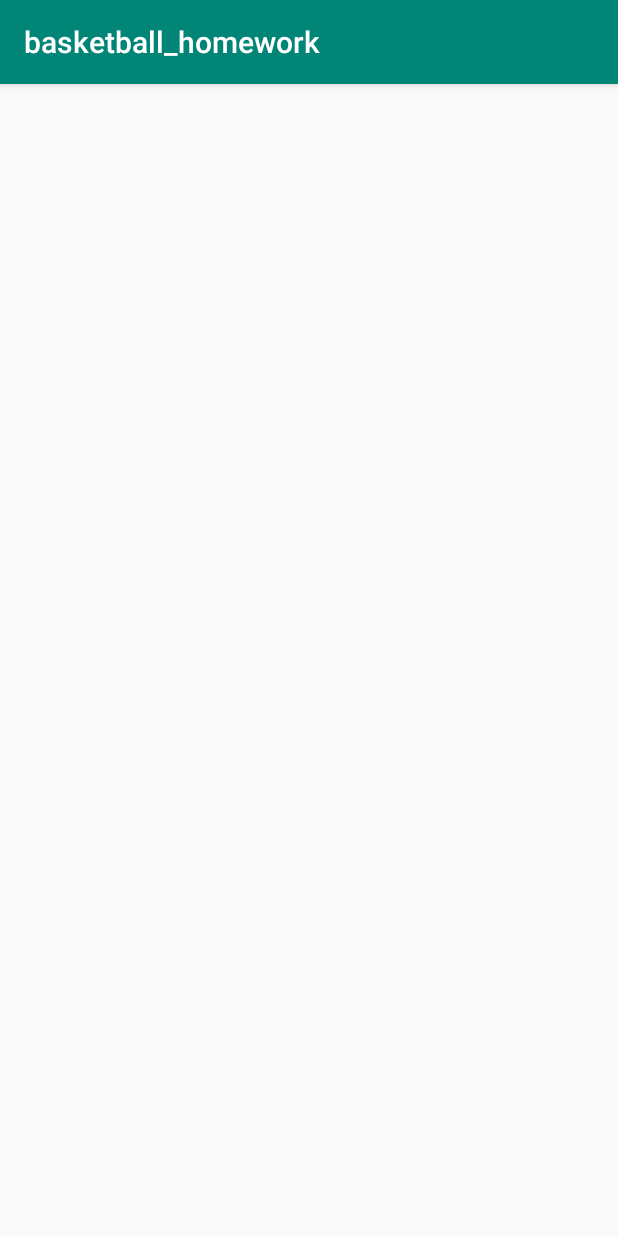
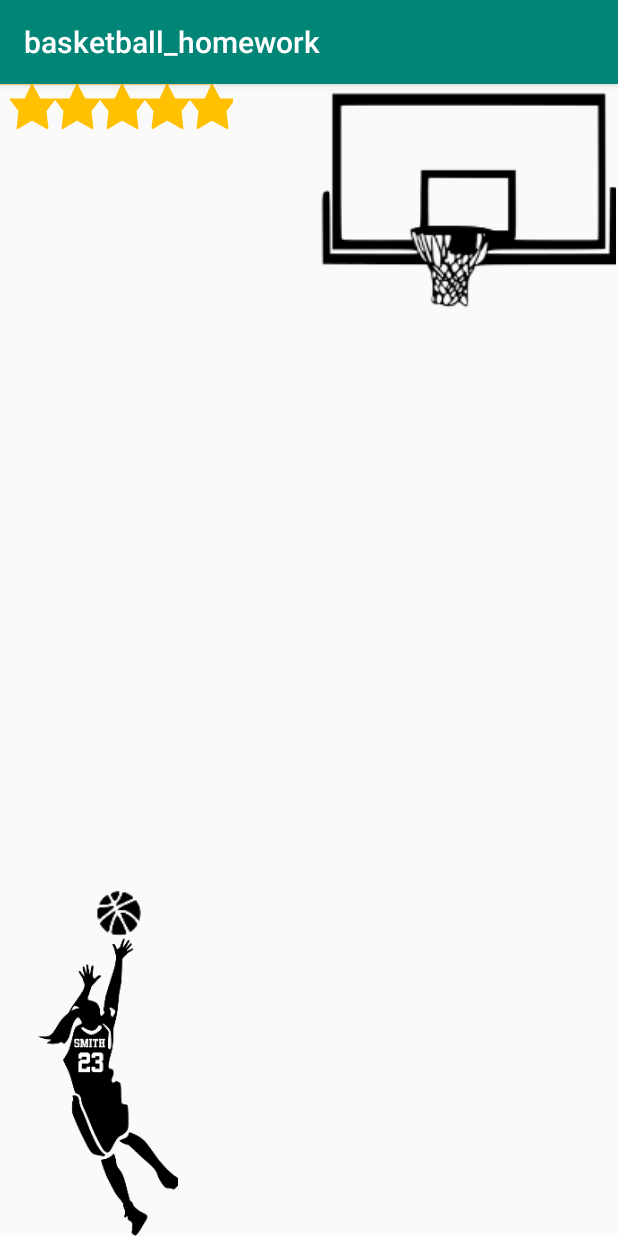
Before and after one commit to polis-mail-ru/basketball_homework, an Android app: the screen it shows after launch (MainActivity), on a phone screen of 412 x 824 dp. Run offline under Robolectric (Android 15) with nearby library versions, the light colour scheme and no system bars.

Commit message:
CustomView

```diff
--- a/app/src/main/java/ru/ok/technopolis/basketball/MainActivity.java
+++ b/app/src/main/java/ru/ok/technopolis/basketball/MainActivity.java
@@ -1,13 +1,31 @@
 package ru.ok.technopolis.basketball;
 
+import android.os.Bundle;
+import android.support.animation.DynamicAnimation;
+import android.support.animation.FlingAnimation;
 import android.support.v7.app.AppCompatActivity;
-import android.os.Bundle;
+import android.view.View;
+import android.widget.ImageView;
 
 public class MainActivity extends AppCompatActivity {
+    private ImageView ball;
 
     @Override
     protected void onCreate(Bundle savedInstanceState) {
         super.onCreate(savedInstanceState);
         setContentView(R.layout.activity_main);
+        ball = findViewById(R.id.ball);
+    }
+
+
+    public void flingIt(View view) {
+        FlingAnimation flingAnimation_x = new FlingAnimation(ball, DynamicAnimation.X);
+        FlingAnimation flingAnimation_y = new FlingAnimation(ball, DynamicAnimation.Y);
+        flingAnimation_x.setStartVelocity(500f);
+        flingAnimation_y.setStartVelocity(-500f);
+        flingAnimation_x.setFriction(0.5f);
+        flingAnimation_y.setFriction(0.5f);
+        flingAnimation_x.start();
+        flingAnimation_y.start();
     }
 }
--- /dev/null
+++ b/app/src/main/java/ru/ok/technopolis/basketball/StarView.java
@@ -0,0 +1,98 @@
+package ru.ok.technopolis.basketball;
+
+import android.content.Context;
+import android.content.res.TypedArray;
+import android.graphics.Canvas;
+import android.graphics.Paint;
+import android.graphics.Path;
+import android.graphics.Point;
+import android.support.annotation.Nullable;
+import android.util.AttributeSet;
+import android.view.View;
+
+public class StarView extends View {
+    public static final int STAR_WIDTH = 50;
+    public static final int STAR_HEIGHT = STAR_WIDTH;
+    public static final int DEFAULT_STAR_COLOR = 0xFFFFC100;
+    public static final int DEFAULT_STAR_COUNT = 0;
+
+    private int starCount;
+    private int starColor;
+
+    public StarView(Context context) {
+        super(context);
+    }
+
+    public StarView(Context context, @Nullable AttributeSet attrs) {
+        super(context, attrs);
+        int starColorAttr = DEFAULT_STAR_COLOR;
+        int starCountAttr = DEFAULT_STAR_COUNT;
+        if (attrs != null) {
+            TypedArray typedArray = getContext().obtainStyledAttributes(attrs, R.styleable.StarView);
+            starColorAttr = typedArray.getColor(R.styleable.StarView_color, starColorAttr);
+            starCountAttr = typedArray.getInt(R.styleable.StarView_count, starCountAttr);
+            typedArray.recycle();
+        }
+        starColor = starColorAttr;
+        starCount = starCountAttr;
+    }
+
+    @Override
+    protected void onMeasure(int widthMeasureSpec, int heightMeasureSpec) {
+        int height = MeasureSpec.getSize(heightMeasureSpec);
+        int leftPadding = getPaddingLeft();
+        int rightPadding = getPaddingRight();
+        int width = (STAR_WIDTH + leftPadding + rightPadding) * starCount;
+        width = resolveSize(width, widthMeasureSpec);
+        setMeasuredDimension(width, height);
+    }
+
+    @Override
+    protected void onDraw(Canvas canvas) {
+        if (starCount == 0) {
+            return;
+        }
+        int paddingTop = getPaddingTop();
+        int measuredHeight = getMeasuredHeight() - paddingTop - getPaddingBottom();
+        Paint paint = new Paint();
+        Path path = new Path();
+
+        for (int i = 0; i < starCount; i++) {
+            int size = measuredHeight;
+            int leftPadding = size * i + 10;
+
+            paint.setStrokeWidth(1);
+            paint.setColor(starColor);
+            paint.setStyle(Paint.Style.FILL_AND_STROKE);
+            paint.setAntiAlias(true);
+
+            Point a = new Point(leftPadding + size / 2, 0);
+            Point b = new Point(leftPadding + size * 2 / 3, size / 3);
+            Point c = new Point(leftPadding + size, size / 3);
+            Point d = new Point(leftPadding + size * 4 / 5, size * 3 / 5);
+            Point e = new Point(leftPadding + size * 6 / 7, size);
+            Point f = new Point(leftPadding + size / 2, size * 4 / 5);
+            Point g = new Point(leftPadding + size - size * 6 / 7, size);
+            Point h = new Point(leftPadding + size - size * 4 / 5, size * 3 / 5);
+            Point j = new Point(leftPadding, size / 3);
+            Point k = new Point(leftPadding + size - size * 2 / 3, size / 3);
+
+
+            path.setFillType(Path.FillType.WINDING);
+            path.lineTo(a.x, a.y);
+            path.lineTo(b.x, b.y);
+            path.lineTo(c.x, c.y);
+            path.lineTo(d.x, d.y);
+            path.lineTo(e.x, e.y);
+            path.lineTo(f.x, f.y);
+            path.lineTo(g.x, g.y);
+            path.lineTo(h.x, h.y);
+            path.lineTo(j.x, j.y);
+            path.lineTo(k.x, k.y);
+            path.lineTo(a.x, a.y);
+            path.close();
+
+        }
+        canvas.drawPath(path, paint);
+    }
+}
--- a/app/src/main/res/layout/activity_main.xml
+++ b/app/src/main/res/layout/activity_main.xml
@@ -4,7 +4,44 @@
     xmlns:tools="http://schemas.android.com/tools"
     android:layout_width="match_parent"
     android:layout_height="match_parent"
-    tools:context=".MainActivity">
+    tools:context=".MainActivity"
+    android:onClick="flingIt"
+    >
+
+    <ru.ok.technopolis.basketball.StarView
+        android:layout_width="155dp"
+        android:layout_height="30dp"
+        app:count="5"
+        app:layout_constraintTop_toTopOf="parent"
+        app:layout_constraintStart_toStartOf="parent"/>
+
+    <ImageView
+        android:id="@+id/hoop"
+    android:layout_height="150dp"
+    android:layout_width="200dp"
+    android:src="@drawable/hoop"
+    app:layout_constraintTop_toTopOf="parent"
+    app:layout_constraintEnd_toEndOf="parent"/>
+
+    <ImageView
+        android:id="@+id/player"
+        android:layout_height="200dp"
+        android:layout_width="wrap_content"
+        android:src="@drawable/player"
+        app:layout_constraintBottom_toBottomOf="parent"
+        app:layout_constraintStart_toStartOf="parent"
+        android:layout_marginStart="20dp"
+        android:layout_marginLeft="20dp" />
+
+    <ImageView
+        android:id="@+id/ball"
+        android:layout_height="30dp"
+        android:layout_width="30dp"
+        android:src="@drawable/ball"
+        app:layout_constraintBottom_toTopOf="@+id/player"
+        app:layout_constraintEnd_toEndOf="@id/player"
+        android:layout_marginEnd="30dp"
+        android:layout_marginRight="30dp" />
 
 
 </android.support.constraint.ConstraintLayout>
--- /dev/null
+++ b/app/src/main/res/values/attrs.xml
@@ -0,0 +1,7 @@
+<?xml version="1.0" encoding="utf-8"?>
+<resources>
+    <declare-styleable name="StarView">
+        <attr name="color" format="color" />
+        <attr name="count" format="integer" />
+    </declare-styleable>
+</resources>
```
